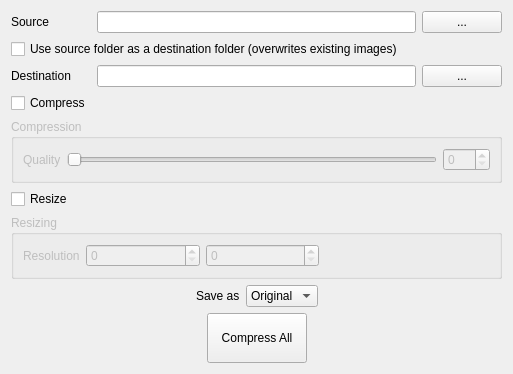
The window that gui.ui (knikolaeff/img-compressio) describes before a commit, drawn with Qt 5.
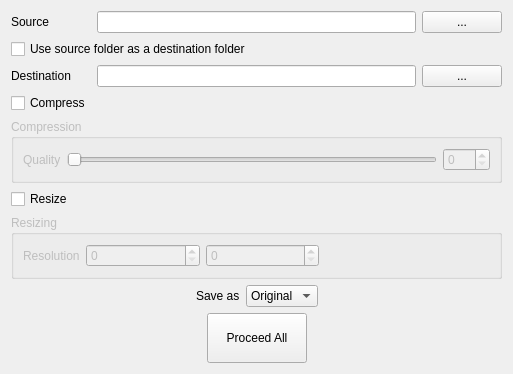
The same window after the commit.

Commit message: Renamed a few lines in GUI

Diff of the .ui file:
```diff
--- a/gui.ui
+++ b/gui.ui
@@ -76,7 +76,7 @@
      <item row="1" column="0" colspan="3">
       <widget class="QCheckBox" name="overwriteCheck">
        <property name="text">
-        <string>Use source folder as a destination folder (overwrites existing images)</string>
+        <string>Use source folder as a destination folder</string>
        </property>
       </widget>
      </item>
@@ -265,7 +265,7 @@
         </size>
        </property>
        <property name="text">
-        <string>Compress All</string>
+        <string>Proceed All</string>
        </property>
       </widget>
      </item>
```
Left out of the diff: 2 changed lines with no effect on the pictures. The commit also changes 2 other files.
